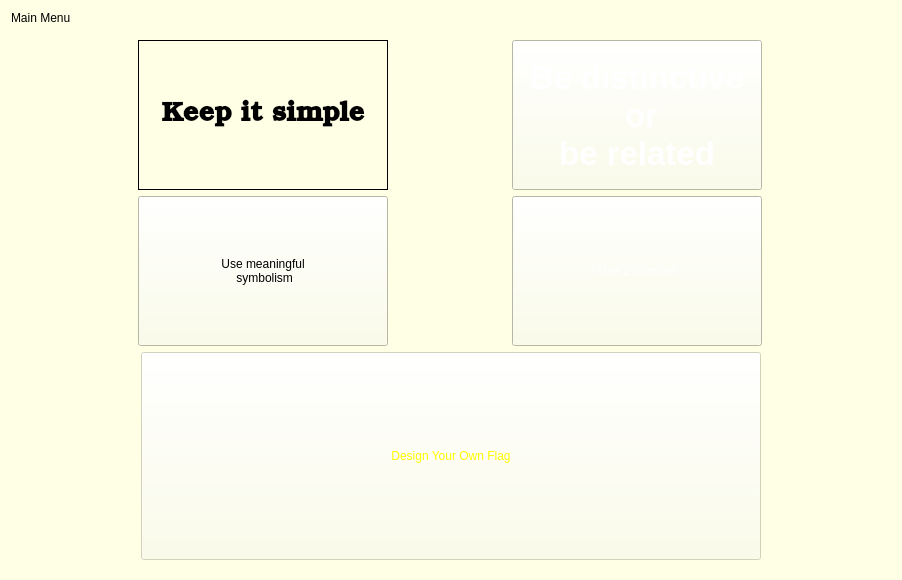
This is mainmenu.ui in zxjorge/EDApp as Qt 5 draws it before an edit. The edited form follows.
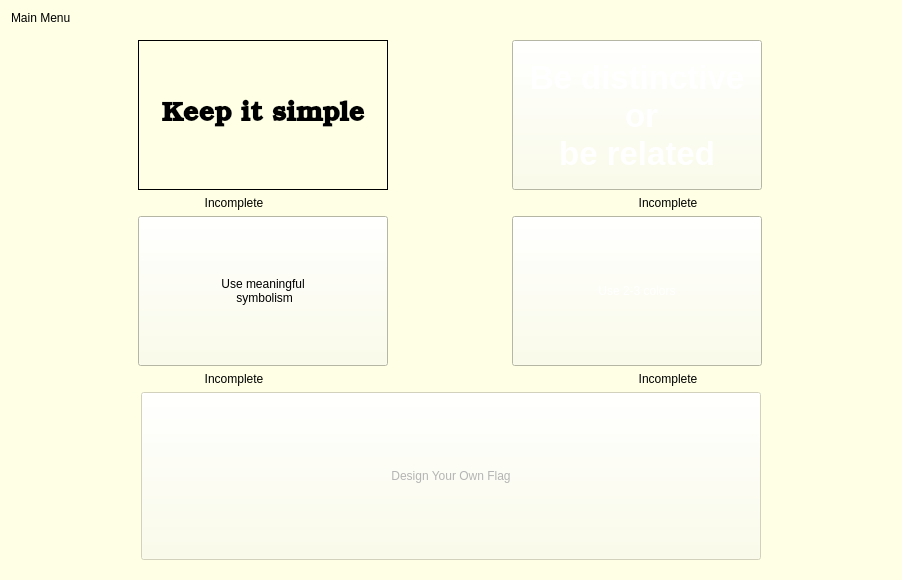
This is the edited form. Icons and pictures are not drawn.

Commit message: complete and incomplete labels

```diff
--- a/mainmenu.ui
+++ b/mainmenu.ui
@@ -138,6 +138,33 @@
         </item>
        </layout>
       </item>
+      <item>
+       <layout class="QHBoxLayout" name="horizontalLayout_3">
+        <property name="topMargin">
+         <number>0</number>
+        </property>
+        <item>
+         <widget class="QLabel" name="keepSimpleLabel">
+          <property name="text">
+           <string>Incomplete</string>
+          </property>
+          <property name="alignment">
+           <set>Qt::AlignCenter</set>
+          </property>
+         </widget>
+        </item>
+        <item>
+         <widget class="QLabel" name="beDistinctiveLabel">
+          <property name="text">
+           <string>Incomplete</string>
+          </property>
+          <property name="alignment">
+           <set>Qt::AlignCenter</set>
+          </property>
+         </widget>
+        </item>
+       </layout>
+      </item>
       <item>
        <layout class="QHBoxLayout" name="horizontalLayout_2">
         <item>
@@ -219,6 +246,33 @@
         </item>
        </layout>
       </item>
+      <item>
+       <layout class="QHBoxLayout" name="horizontalLayout_5">
+        <property name="topMargin">
+         <number>0</number>
+        </property>
+        <item>
+         <widget class="QLabel" name="symbolismLabel">
+          <property name="text">
+           <string>Incomplete</string>
+          </property>
+          <property name="alignment">
+           <set>Qt::AlignCenter</set>
+          </property>
+         </widget>
+        </item>
+        <item>
+         <widget class="QLabel" name="colorsLabel">
+          <property name="text">
+           <string>Incomplete</string>
+          </property>
+          <property name="alignment">
+           <set>Qt::AlignCenter</set>
+          </property>
+         </widget>
+        </item>
+       </layout>
+      </item>
       <item>
        <layout class="QHBoxLayout" name="horizontalLayout_4">
         <item>
@@ -247,8 +301,14 @@
           <property name="styleSheet">
            <string notr="true">QPushButton#DesignButton {
 	background-image: url(:/Flags/nationalFlags.jpg);
+	 font: 600 20pt &quot;Bookman Old Style&quot;;
     color: rgb(255, 255, 0);
+    text-align: center;
+}
+QPushButton#DesignButton:disabled {
+	background-image: url(:/Flags/nationalFlags.jpg);
 	 font: 600 20pt &quot;Bookman Old Style&quot;;
+    color: rgb(180, 180, 180);
     text-align: center;
 }
 QPushButton#DesignButton:pressed, QPushButton#DesignButton:checked {
@@ -258,6 +318,12 @@
           <property name="text">
            <string>Design Your Own Flag</string>
           </property>
+          <property name="iconSize">
+           <size>
+            <width>1000</width>
+            <height>1000</height>
+           </size>
+          </property>
          </widget>
         </item>
        </layout>
```
The commit also changes 3 other files.
